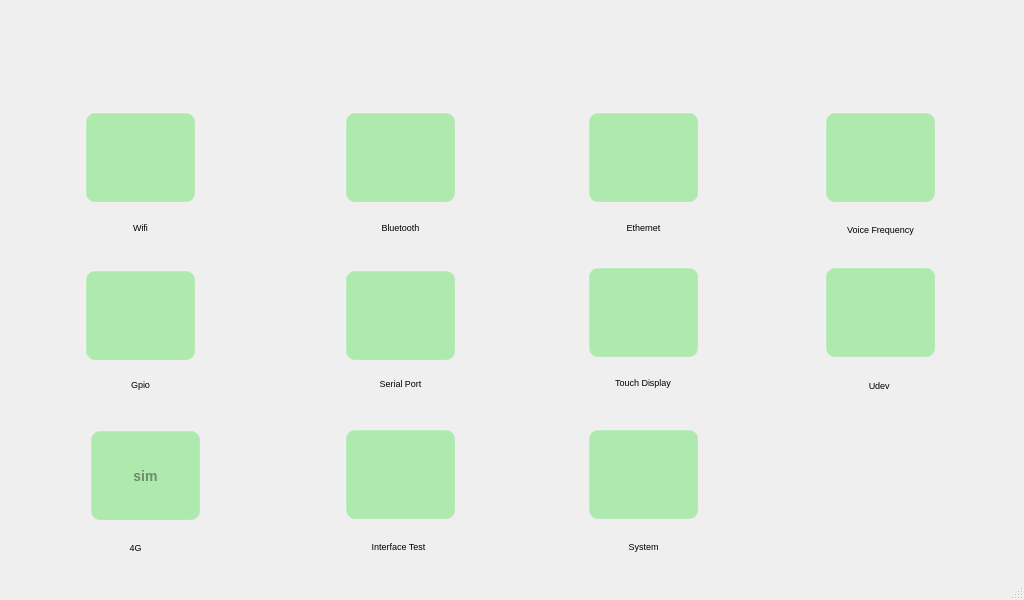
This is qt/t507/mainwindow.ui in jizizihe/baijie_demo as Qt 5 draws it before an edit. The edited form follows.
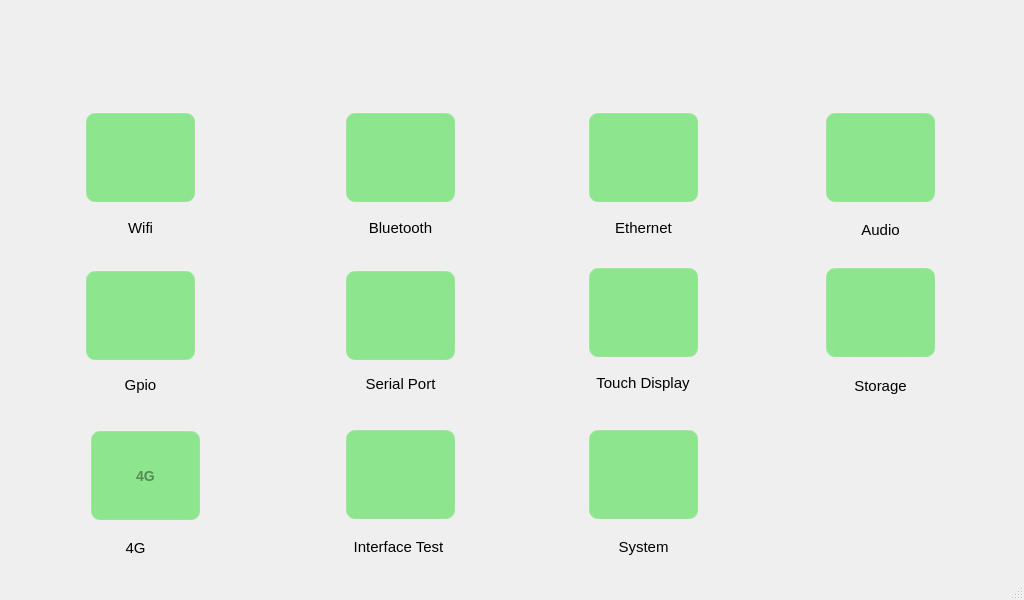
This is the edited form. Icons and pictures are not drawn.

Patch:
```diff
--- a/qt/t507/mainwindow.ui
+++ b/qt/t507/mainwindow.ui
@@ -25,7 +25,7 @@
 }
 /****************按钮部件*******************/
 QPushButton{
-     background-color: rgba(100, 225, 100, 120);/*背景色*/
+     background-color: rgba(100, 225, 100, 180);/*背景色*/
      border-style: outset; /*边框样式*/
      border-width:  2px;  /*边框宽度为4像素*/
      border-radius: 10px; /*边框圆角半径*/
@@ -105,7 +105,7 @@
     </property>
     <property name="font">
      <font>
-      <pointsize>7</pointsize>
+      <pointsize>11</pointsize>
      </font>
     </property>
     <property name="text">
@@ -132,7 +132,7 @@
     </property>
     <property name="font">
      <font>
-      <pointsize>7</pointsize>
+      <pointsize>11</pointsize>
      </font>
     </property>
     <property name="text">
@@ -211,7 +211,7 @@
     </property>
     <property name="font">
      <font>
-      <pointsize>7</pointsize>
+      <pointsize>11</pointsize>
      </font>
     </property>
     <property name="text">
@@ -238,7 +238,7 @@
     </property>
     <property name="font">
      <font>
-      <pointsize>7</pointsize>
+      <pointsize>11</pointsize>
      </font>
     </property>
     <property name="text">
@@ -291,7 +291,7 @@
     </property>
     <property name="font">
      <font>
-      <pointsize>7</pointsize>
+      <pointsize>11</pointsize>
      </font>
     </property>
     <property name="text">
@@ -318,11 +318,11 @@
     </property>
     <property name="font">
      <font>
-      <pointsize>7</pointsize>
+      <pointsize>11</pointsize>
      </font>
     </property>
     <property name="text">
-     <string>Voice Frequency</string>
+     <string>Audio</string>
     </property>
     <property name="alignment">
      <set>Qt::AlignCenter</set>
@@ -371,7 +371,7 @@
     </property>
     <property name="font">
      <font>
-      <pointsize>7</pointsize>
+      <pointsize>11</pointsize>
      </font>
     </property>
     <property name="text">
@@ -450,7 +450,7 @@
     </property>
     <property name="font">
      <font>
-      <pointsize>7</pointsize>
+      <pointsize>11</pointsize>
      </font>
     </property>
     <property name="text">
@@ -477,11 +477,11 @@
     </property>
     <property name="font">
      <font>
-      <pointsize>7</pointsize>
+      <pointsize>11</pointsize>
      </font>
     </property>
     <property name="text">
-     <string>Udev </string>
+     <string>Storage</string>
     </property>
     <property name="alignment">
      <set>Qt::AlignCenter</set>
@@ -582,7 +582,7 @@
     </property>
     <property name="font">
      <font>
-      <pointsize>7</pointsize>
+      <pointsize>11</pointsize>
      </font>
     </property>
     <property name="text">
@@ -613,7 +613,7 @@
      <string notr="true"/>
     </property>
     <property name="text">
-     <string>sim</string>
+     <string>4G</string>
     </property>
     <property name="iconSize">
      <size>
@@ -639,7 +639,7 @@
     </property>
     <property name="font">
      <font>
-      <pointsize>7</pointsize>
+      <pointsize>11</pointsize>
      </font>
     </property>
     <property name="text">
```
